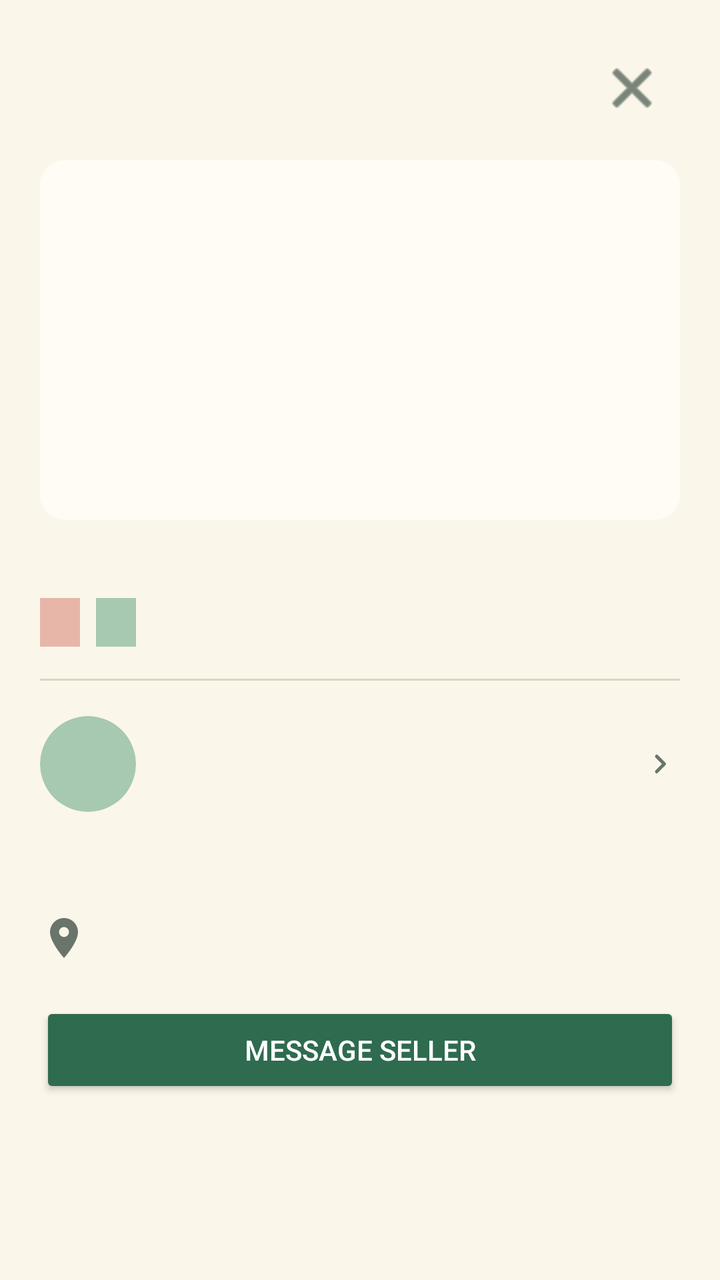
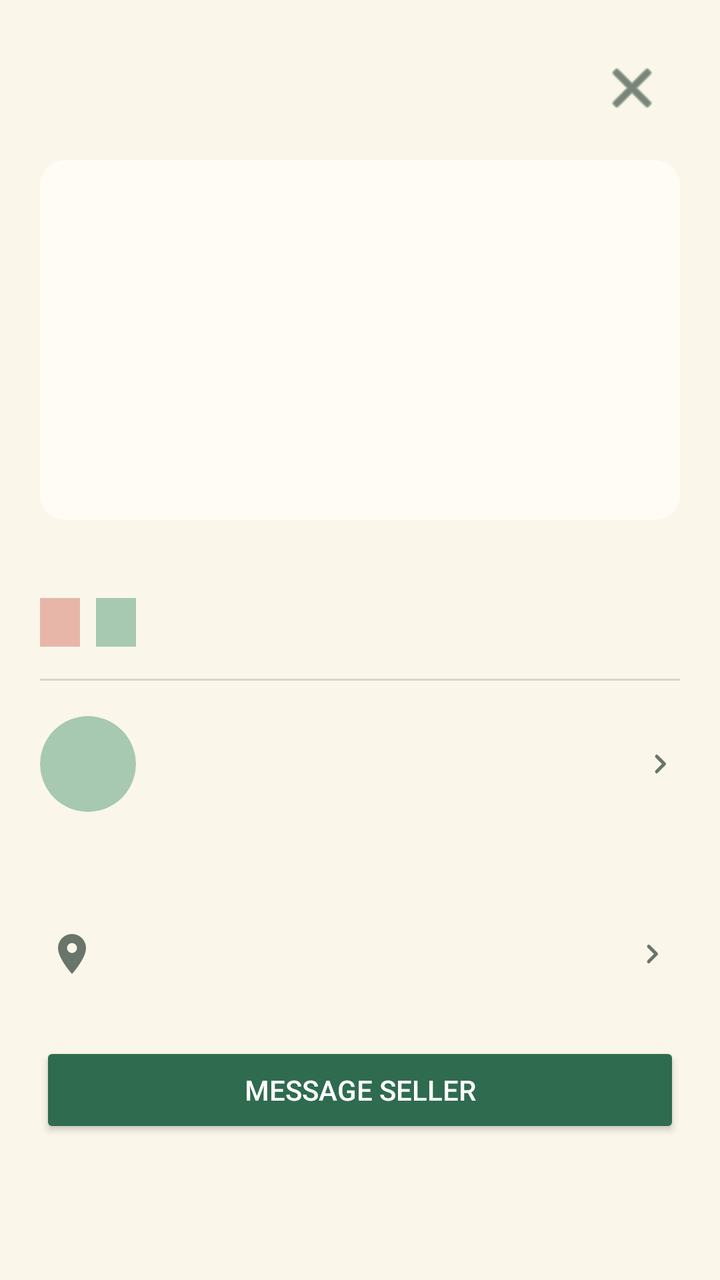

Before-and-after screenshots of an Android layout around one commit, followed by the original layout XML and the change that was made.
<!-- AndroidManifest.xml: application theme Theme.NOXApp -->
<!-- res/layout/dialog_item_details.xml -->
<?xml version="1.0" encoding="utf-8"?>
<LinearLayout xmlns:android="http://schemas.android.com/apk/res/android"
    xmlns:app="http://schemas.android.com/apk/res-auto"
    android:layout_width="match_parent"
    android:layout_height="wrap_content"
    android:background="@drawable/dialog_sheet_bg"
    android:orientation="vertical"
    android:padding="20dp">

    <RelativeLayout
        android:layout_width="match_parent"
        android:layout_height="wrap_content">

        <TextView
            android:id="@+id/detailTitle"
            android:layout_width="wrap_content"
            android:layout_height="wrap_content"
            android:layout_alignParentStart="true"
            android:layout_centerVertical="true"
            android:layout_toStartOf="@id/detailClose"
            android:textColor="@color/nox_dark_green"
            android:textSize="22sp"
            android:textStyle="bold" />

        <ImageButton
            android:id="@+id/detailClose"
            android:layout_width="48dp"
            android:layout_height="48dp"
            android:layout_alignParentEnd="true"
            android:layout_centerVertical="true"
            android:background="?attr/selectableItemBackgroundBorderless"
            android:contentDescription="Close"
            android:padding="12dp"
            android:src="@android:drawable/ic_menu_close_clear_cancel"
            app:tint="@color/nox_dark_green" />
    </RelativeLayout>

    <ImageView
        android:id="@+id/detailImage"
        android:layout_width="match_parent"
        android:layout_height="180dp"
        android:layout_marginTop="12dp"
        android:background="@drawable/bg_listing_image"
        android:clipToOutline="true"
        android:contentDescription="Listing photo"
        android:scaleType="centerCrop" />

    <TextView
        android:id="@+id/detailPrice"
        android:layout_width="wrap_content"
        android:layout_height="wrap_content"
        android:layout_marginTop="4dp"
        android:textColor="@color/nox_dark_green"
        android:textSize="20sp"
        android:textStyle="bold" />

    <LinearLayout
        android:layout_width="wrap_content"
        android:layout_height="wrap_content"
        android:layout_marginTop="8dp"
        android:orientation="horizontal">

        <TextView
            android:id="@+id/detailCondition"
            android:layout_width="wrap_content"
            android:layout_height="wrap_content"
            android:background="@color/nox_accent_pink"
            android:paddingHorizontal="10dp"
            android:paddingVertical="4dp"
            android:textColor="@color/nox_dark_green"
            android:textSize="12sp" />

        <TextView
            android:id="@+id/detailCategory"
            android:layout_width="wrap_content"
            android:layout_height="wrap_content"
            android:layout_marginStart="8dp"
            android:background="@color/nox_card_green"
            android:paddingHorizontal="10dp"
            android:paddingVertical="4dp"
            android:textColor="@color/nox_dark_green"
            android:textSize="12sp" />
    </LinearLayout>

    <View
        android:layout_width="match_parent"
        android:layout_height="1dp"
        android:layout_marginTop="16dp"
        android:background="@color/nox_search_stroke" />

    
    <LinearLayout
        android:id="@+id/detailSeller"
        android:layout_width="match_parent"
        android:layout_height="wrap_content"
        android:layout_marginTop="12dp"
        android:background="?attr/selectableItemBackground"
        android:clickable="true"
        android:focusable="true"
        android:gravity="center_vertical"
        android:minHeight="48dp"
        android:orientation="horizontal">

        <androidx.cardview.widget.CardView
            android:layout_width="48dp"
            android:layout_height="48dp"
            app:cardBackgroundColor="@color/nox_card_green"
            app:cardCornerRadius="24dp"
            app:cardElevation="0dp">

            <TextView
                android:id="@+id/detailSellerInitial"
                android:layout_width="match_parent"
                android:layout_height="match_parent"
                android:gravity="center"
                android:importantForAccessibility="no"
                android:textColor="@color/nox_dark_green"
                android:textSize="18sp"
                android:textStyle="bold" />
        </androidx.cardview.widget.CardView>

        <LinearLayout
            android:layout_width="0dp"
            android:layout_height="wrap_content"
            android:layout_marginStart="12dp"
            android:layout_weight="1"
            android:orientation="vertical">

            <TextView
                android:id="@+id/detailSellerName"
                android:layout_width="match_parent"
                android:layout_height="wrap_content"
                android:ellipsize="end"
                android:maxLines="1"
                android:textColor="@color/nox_dark_green"
                android:textSize="16sp"
                android:textStyle="bold" />

            <TextView
                android:id="@+id/detailSellerSchool"
                android:layout_width="match_parent"
                android:layout_height="wrap_content"
                android:layout_marginTop="2dp"
                android:ellipsize="end"
                android:maxLines="1"
                android:textColor="@color/nox_subtext"
                android:textSize="13sp" />

            <TextView
                android:id="@+id/detailSellerRating"
                android:layout_width="match_parent"
                android:layout_height="wrap_content"
                android:layout_marginTop="2dp"
                android:textColor="@color/nox_muted"
                android:textSize="12sp" />
        </LinearLayout>

        
        <ImageView
            android:id="@+id/detailSellerChevron"
            android:layout_width="20dp"
            android:layout_height="20dp"
            android:layout_marginStart="8dp"
            android:contentDescription="@null"
            android:importantForAccessibility="no"
            android:src="@drawable/ic_chevron_right"
            app:tint="@color/nox_subtext" />
    </LinearLayout>

    <TextView
        android:id="@+id/detailDescription"
        android:layout_width="match_parent"
        android:layout_height="wrap_content"
        android:layout_marginTop="14dp"
        android:textColor="@color/nox_dark_green"
        android:textSize="14sp" />

    <TextView
        android:id="@+id/detailLocation"
        android:layout_width="match_parent"
        android:layout_height="wrap_content"
        android:layout_marginTop="12dp"
        android:drawableStart="@drawable/ic_map_pin"
        android:drawablePadding="8dp"
        android:drawableTint="@color/nox_subtext"
        android:textColor="@color/nox_subtext"
        android:textSize="13sp" />

    
    <LinearLayout
        android:id="@+id/ownerActions"
        android:layout_width="match_parent"
        android:layout_height="wrap_content"
        android:layout_marginTop="8dp"
        android:orientation="horizontal"
        android:visibility="gone">

        <com.google.android.material.button.MaterialButton
            android:id="@+id/editListingButton"
            style="@style/Widget.Material3.Button.TextButton"
            android:layout_width="0dp"
            android:layout_height="48dp"
            android:layout_weight="1"
            android:insetTop="0dp"
            android:insetBottom="0dp"
            android:text="@string/listing_edit"
            android:textColor="@color/nox_primary_green"
            app:icon="@drawable/ic_settings"
            app:iconTint="@color/nox_primary_green" />

        <com.google.android.material.button.MaterialButton
            android:id="@+id/deleteListingButton"
            style="@style/Widget.Material3.Button.TextButton"
            android:layout_width="0dp"
            android:layout_height="48dp"
            android:layout_weight="1"
            android:insetTop="0dp"
            android:insetBottom="0dp"
            android:text="@string/listing_delete"
            android:textColor="@color/nox_error"
            app:icon="@android:drawable/ic_menu_delete"
            app:iconTint="@color/nox_error" />
    </LinearLayout>

    <Button
        android:id="@+id/messageSellerButton"
        android:layout_width="match_parent"
        android:layout_height="48dp"
        android:layout_marginTop="20dp"
        android:backgroundTint="@color/nox_primary_green"
        android:text="@string/detail_message_seller"
        android:textColor="@color/white"
        android:textSize="14sp" />
</LinearLayout>
<!-- resources referenced by this layout -->
<resources>
  <color name="nox_accent_pink">#E7B6A9</color>
  <color name="nox_card_green">#A7C8B1</color>
  <color name="nox_dark_green">#23392F</color>
  <color name="nox_error">#B3261E</color>
  <color name="nox_muted">#8C7F6A</color>
  <color name="nox_primary_green">#2F6B4F</color>
  <color name="nox_search_stroke">#DCD4C4</color>
  <color name="nox_subtext">#69746B</color>
  <color name="white">#FFFFFFFF</color>
  <!-- drawable bg_listing_image (drawable) -->
  <?xml version="1.0" encoding="utf-8"?>
  <shape xmlns:android="http://schemas.android.com/apk/res/android"
      android:shape="rectangle">
  
      <solid android:color="@color/nox_field_bg" />
      <corners android:radius="12dp" />
  </shape>
  <!-- drawable dialog_sheet_bg (drawable) -->
  <?xml version="1.0" encoding="utf-8"?>
  <shape xmlns:android="http://schemas.android.com/apk/res/android"
      android:shape="rectangle">
      <solid android:color="@color/nox_cream_bg" />
      <corners
          android:topLeftRadius="28dp"
          android:topRightRadius="28dp" />
  </shape>
  <!-- drawable ic_chevron_right (drawable) -->
  <vector xmlns:android="http://schemas.android.com/apk/res/android"
      android:width="20dp"
      android:height="20dp"
      android:viewportWidth="24"
      android:viewportHeight="24"
      android:autoMirrored="true">
      <path
          android:fillColor="#FF000000"
          android:pathData="M9.29,6.71a1,1 0 0 0 0,1.41L13.17,12l-3.88,3.88a1,1 0 1 0 1.42,1.41l4.59,-4.59a1,1 0 0 0 0,-1.41L10.71,6.7a1,1 0 0 0 -1.42,0.01z" />
  </vector>
  <!-- drawable ic_map_pin (drawable) -->
  <vector xmlns:android="http://schemas.android.com/apk/res/android" android:width="24dp" android:height="24dp" android:viewportWidth="24" android:viewportHeight="24">
      <path android:fillColor="#23392F" android:pathData="M12,2a7,7 0,0 0,-7 7c0,5.25 7,13 7,13s7,-7.75 7,-13a7,7 0,0 0,-7 -7zM12,11.5a2.5,2.5 0,1 1,0 -5a2.5,2.5 0,0 1,0 5z" />
  </vector>
  <string name="detail_message_seller">Message Seller</string>
  <string name="listing_delete">Delete listing</string>
  <string name="listing_edit">Edit listing</string>
  <style name="Theme.NOXApp" parent="Base.Theme.NOXApp" />
  <color name="nox_field_bg">#FFFCF6</color>
  <color name="nox_cream_bg">#FBF6EA</color>
  <color name="nox_accent_text">#2F6B4F</color>
  <color name="nox_snackbar_action">#A9DCBF</color>
  <color name="nox_chip_bg">#E8F0E5</color>
  <style name="Animation.NOX.Activity" parent="@android:style/Animation.Activity">
          <item name="android:activityOpenEnterAnimation">@anim/nox_activity_instant</item>
          <item name="android:activityOpenExitAnimation">@anim/nox_activity_instant</item>
          <item name="android:activityCloseEnterAnimation">@anim/nox_activity_instant</item>
          <item name="android:activityCloseExitAnimation">@anim/nox_activity_instant</item>
      </style>
  <!-- unchanged entries left out for length: 2 -->
</resources>

<!-- the commit's change to res/layout/dialog_item_details.xml (unified diff, before → after) -->
@@ -175,16 +175,42 @@
         android:textColor="@color/nox_dark_green"
         android:textSize="14sp" />
 
-    <TextView
-        android:id="@+id/detailLocation"
-        android:layout_width="match_parent"
-        android:layout_height="wrap_content"
-        android:layout_marginTop="12dp"
-        android:drawableStart="@drawable/ic_map_pin"
-        android:drawablePadding="8dp"
-        android:drawableTint="@color/nox_subtext"
-        android:textColor="@color/nox_subtext"
-        android:textSize="13sp" />
+    
+    <LinearLayout
+        android:id="@+id/detailLocationRow"
+        android:layout_width="match_parent"
+        android:layout_height="wrap_content"
+        android:layout_marginTop="8dp"
+        android:background="?attr/selectableItemBackground"
+        android:clickable="true"
+        android:focusable="true"
+        android:gravity="center_vertical"
+        android:minHeight="48dp"
+        android:orientation="horizontal"
+        android:paddingHorizontal="4dp"
+        android:paddingVertical="8dp">
+
+        <TextView
+            android:id="@+id/detailLocation"
+            android:layout_width="0dp"
+            android:layout_height="wrap_content"
+            android:layout_weight="1"
+            android:drawableStart="@drawable/ic_map_pin"
+            android:drawablePadding="8dp"
+            android:drawableTint="@color/nox_subtext"
+            android:textColor="@color/nox_subtext"
+            android:textSize="13sp" />
+
+        <ImageView
+            android:id="@+id/detailLocationChevron"
+            android:layout_width="20dp"
+            android:layout_height="20dp"
+            android:layout_marginStart="8dp"
+            android:contentDescription="@null"
+            android:importantForAccessibility="no"
+            android:src="@drawable/ic_chevron_right"
+            app:tint="@color/nox_subtext" />
+    </LinearLayout>
 
     
     <LinearLayout
